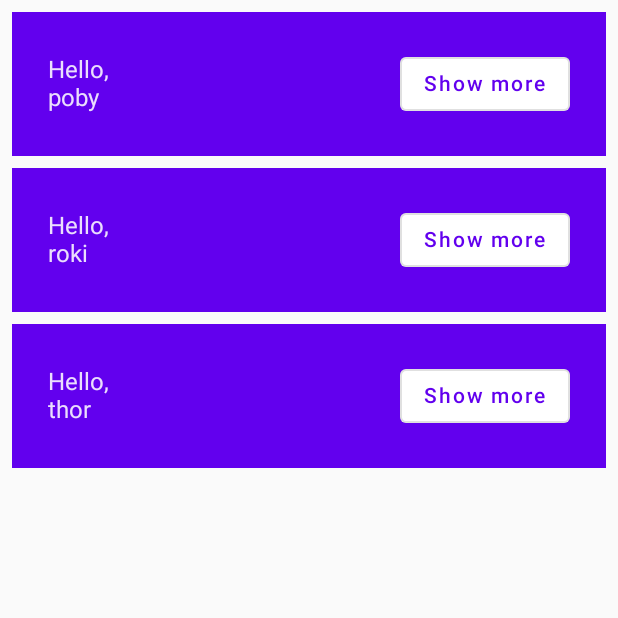
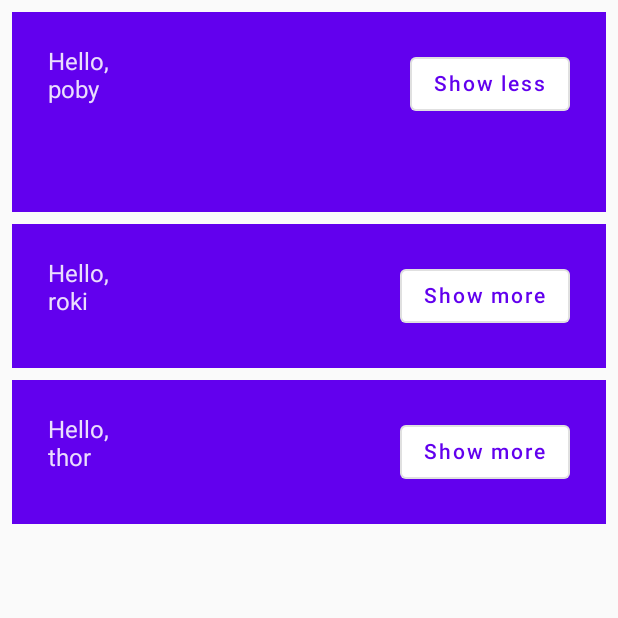
Before and after one commit to sejins/compose_practice, an Android app built with Jetpack Compose: the screen it shows after launch (MainActivity), after a tap on "Show more", on a phone screen of 412 x 824 dp, the top half of it. Run offline under Robolectric (Android 15) with nearby library versions, the phone set to English and light mode, and no system bars.

Commit message:
[CodelabBasic] state in composable

```diff
--- a/codelab_basic/app/src/main/java/com/jjinse/codelab_basic/MainActivity.kt
+++ b/codelab_basic/app/src/main/java/com/jjinse/codelab_basic/MainActivity.kt
@@ -11,7 +11,7 @@ import androidx.compose.material.MaterialTheme
 import androidx.compose.material.OutlinedButton
 import androidx.compose.material.Surface
 import androidx.compose.material.Text
-import androidx.compose.runtime.Composable
+import androidx.compose.runtime.*
 import androidx.compose.ui.Alignment
 import androidx.compose.ui.Modifier
 import androidx.compose.ui.tooling.preview.Preview
@@ -41,30 +41,35 @@ private fun PobyApp(list: List<String>) {
     }
 }
 
+/** 상위 레벨에서 다수의 Greeting 호출에 의해 생성된 UI 컴포넌트들은  각자의 상태 버전을 갖게 된다. (Ex. expanded) **/
 @Composable
 fun Greeting(name: String) {
 
-    // import androidx.compose.material.Surface 같은 compose material 컴포넌트는 공통 작업에 대한 기능을 포함한다.
-    // 예를들어 color 를 primary 로 가져가는 경우, 텍스트 색상은 onPrimary 값으로 세팅해야하는 것을 compose 는 알고있다.
+    // 버튼 클릭 이벤트에 대해 카드(?) 의 크기를 변경하기 위한 expanded 플래그의 적절한 위치는 Greeting 컴포저블이다.
+    var expanded by remember {
+        mutableStateOf(false)
+    }
+
+    val extraPadding = if (expanded) 48.dp else 0.dp
+
     Surface(
         color = MaterialTheme.colors.primary,
         modifier = Modifier.padding(vertical = 4.dp, horizontal = 8.dp)
     ) {
         Row(
             modifier = Modifier.padding(all = 24.dp),
-            verticalAlignment = Alignment.CenterVertically
         ) {
             Column(
-                modifier = Modifier.weight(1f)
+                modifier = Modifier.weight(1f).padding(bottom = extraPadding)
             ) {
                 Text(text = "Hello,")
                 Text(text = name)
             }
 
             OutlinedButton(
-                onClick = { /*TODO*/ }
+                onClick = { expanded = !expanded }
             ) {
-                Text(text = "Show more")
+                Text(text = if (expanded) "Show less" else "Show more" )
             }
         }
     }
```
